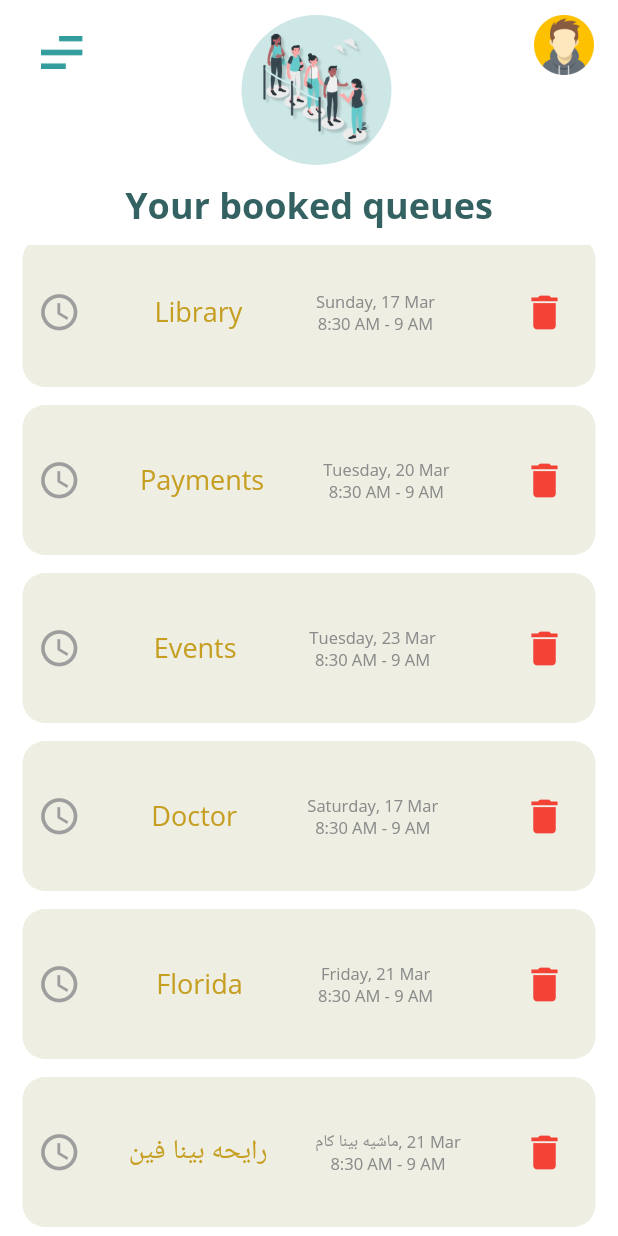
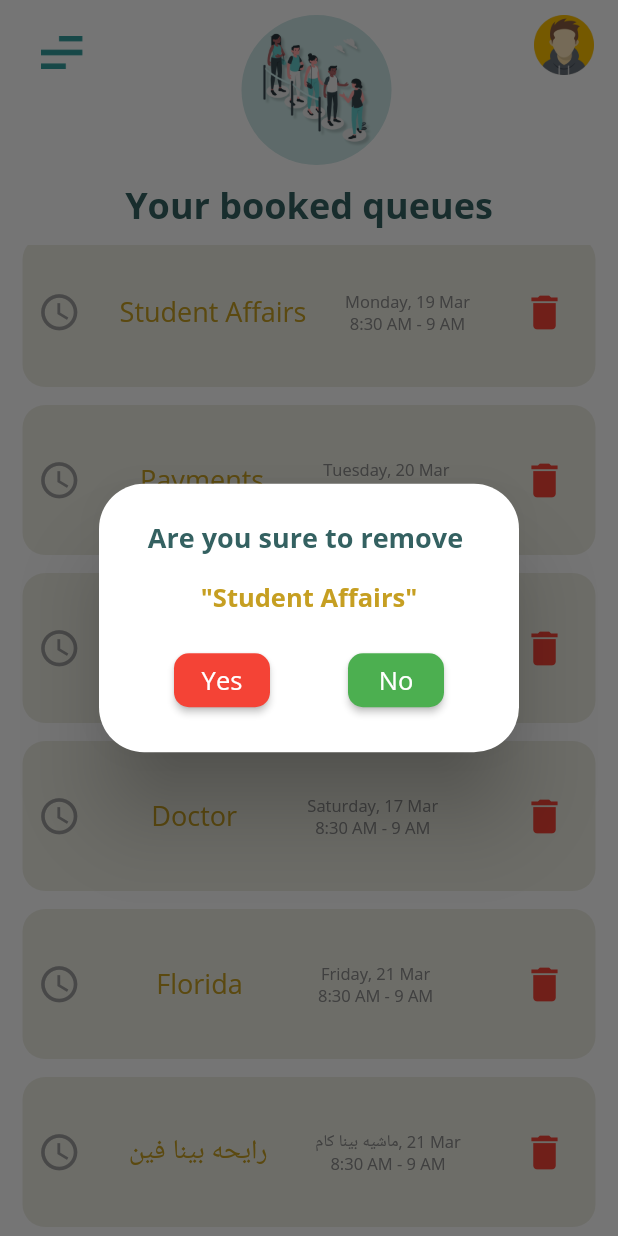
Before and after one commit to ahmeednasr/QueueyApp, a Flutter app: the YourBookedView screen opened directly, scrolled down 235 dp, after a tap on the "delete" icon, on a phone screen of 412 x 824 dp. Run offline on Flutter 3.47's test engine with Material 2 defaults, Android fonts, the phone set to English and light mode, and no system bars; our stand-ins replace flutter_rating_bar, flutter_swiper.

Commit message:
fr 30/4 || nasr

```diff
--- a/lib/3 -Nasr/Your Booked queues/Your Booked View.dart
+++ b/lib/3 -Nasr/Your Booked queues/Your Booked View.dart
@@ -122,14 +122,98 @@
                   color: Colors.red,
                 ),
                 onPressed: () {
-                  setState(() {
-                    _list.removeAt(index);
-                    // List.removeAt(int index)
-                  });
+                  _removeItemDialog(index);
                 })
           ],
         ),
       ),
+    );
+  }
+
+  _removeItemDialog(index) {
+    return showDialog(
+      context: context,
+      barrierDismissible: false, // user must tap button!
+      builder: (BuildContext context) {
+        return AlertDialog(
+          shape: RoundedRectangleBorder(
+            borderRadius: BorderRadius.circular(30.0),
+          ),
+          backgroundColor: Colors.white,
+          title: Center(
+            child: Column(
+              children: [
+                Text(
+                  'Are you sure to remove ',
+                  maxLines: 2,
+                  overflow: TextOverflow.ellipsis,
+                  style: TextStyle(
+                    color: Color(0xff346161),
+                    fontSize: 18,
+                    fontWeight: FontWeight.bold,
+                  ),
+                ),
+                SizedBox(
+                  height: 15,
+                ),
+                Text(
+                  '"${_list[index]['title']}"',
+                  style: TextStyle(
+                    color: Color(0xffC69F22),
+                    fontSize: 17,
+                    fontWeight: FontWeight.bold,
+                  ),
+                ),
+              ],
+            ),
+          ),
+          content: SingleChildScrollView(
+            child: ListBody(
+              children: <Widget>[
+                Row(
+                  mainAxisAlignment: MainAxisAlignment.spaceAround,
+                  children: [
+                    ElevatedButton(
+                      style: ElevatedButton.styleFrom(
+                          primary: Colors.red, // background
+                          onPrimary: Colors.black, // foreground
+                          shape: RoundedRectangleBorder(
+                            borderRadius: BorderRadius.circular(10),
+                          )),
+                      onPressed: () {
+                        setState(() {
+                          _list.removeAt(index);
+                          // List.removeAt(int index)
+                        });
+                        Navigator.of(context).pop();
+                      },
+                      child: Text(
+                        'Yes',
+                        style: TextStyle(fontSize: 17, color: Colors.white),
+                      ),
+                    ),
+                    ElevatedButton(
+                      style: ElevatedButton.styleFrom(
+                          primary: Colors.green, // background
+                          onPrimary: Colors.black, // foreground
+                          shape: RoundedRectangleBorder(
+                            borderRadius: BorderRadius.circular(10),
+                          )),
+                      onPressed: () {
+                        Navigator.of(context).pop();
+                      },
+                      child: Text(
+                        'No',
+                        style: TextStyle(fontSize: 17, color: Colors.white),
+                      ),
+                    ),
+                  ],
+                )
+              ],
+            ),
+          ),
+        );
+      },
     );
   }
 
--- a/lib/main.dart
+++ b/lib/main.dart
@@ -1,6 +1,5 @@
 import 'package:flutter/material.dart';
 import 'package:flutter/services.dart';
-import 'package:queuey/Custom_Widget/NavigationBar.dart';
 import 'package:queuey/SplashScreen.dart';
 
 void main() {
```
